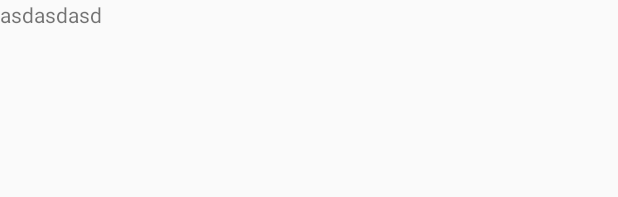
After one commit to Zouyq-GitHub/Anrdoid_zi_ru_user, an Android app: the layout activity_layout_dialog.xml on its own in the app's theme, with its tools: preview values and no code run, on a phone screen of 412 x 824 dp. The commit adds this screen. Shown: the top 197 px of the screen. Run offline under Robolectric (Android 15) with nearby library versions, the phone set to English and light mode, and no system bars.

```diff
--- /dev/null
+++ b/app/src/main/res/layout/activity_layout_dialog.xml
@@ -0,0 +1,15 @@
+<?xml version="1.0" encoding="utf-8"?>
+<LinearLayout xmlns:android="http://schemas.android.com/apk/res/android"
+    android:id="@+id/layout_dialog"
+    xmlns:app="http://schemas.android.com/apk/res-auto"
+    xmlns:tools="http://schemas.android.com/tools"
+    android:layout_width="match_parent"
+    android:layout_height="match_parent"
+    tools:context=".layout_dialog">
+
+   <TextView
+       android:layout_width="wrap_content"
+       android:layout_height="wrap_content"
+       android:text="asdasdasd"
+       />
+</LinearLayout>
--- a/app/src/main/res/xml/network_security_config.xml
+++ b/app/src/main/res/xml/network_security_config.xml
@@ -1,5 +1,4 @@
 <?xml version="1.0" encoding="utf-8"?>
-
 <!--可以发送http请求-->
 <network-security-config>
     <base-config cleartextTrafficPermitted="true"/>
```
Also changed, not shown: app/src/main/AndroidManifest.xml (+7 -5 lines), app/src/main/java/com/example/myfirstapp/UserSetting.java (+23 -1 lines), app/src/main/java/com/example/myfirstapp/layout_dialog.java (added, +14 -0 lines).
